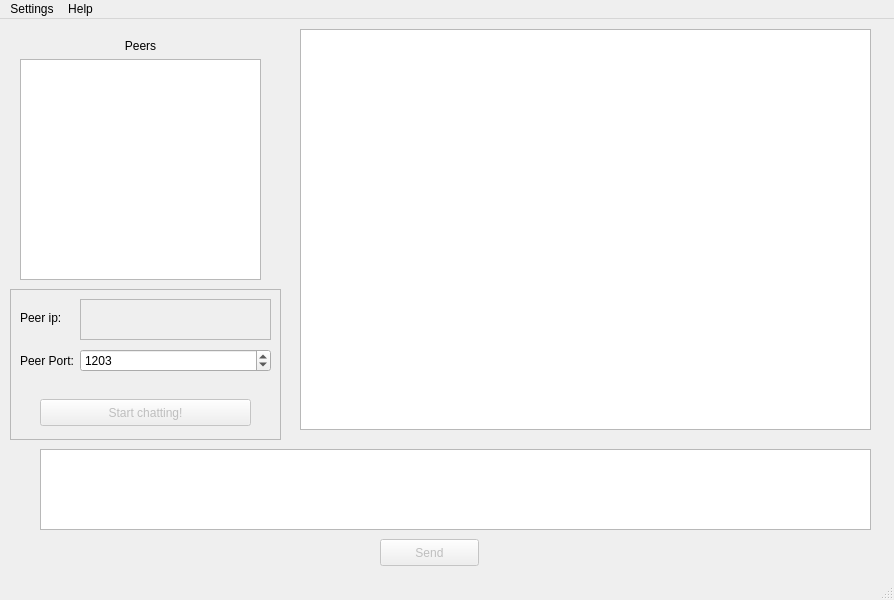
First picture: the form in I2I/MainWindow.ui, repository Aspirisha/au-softdes, before the edit.
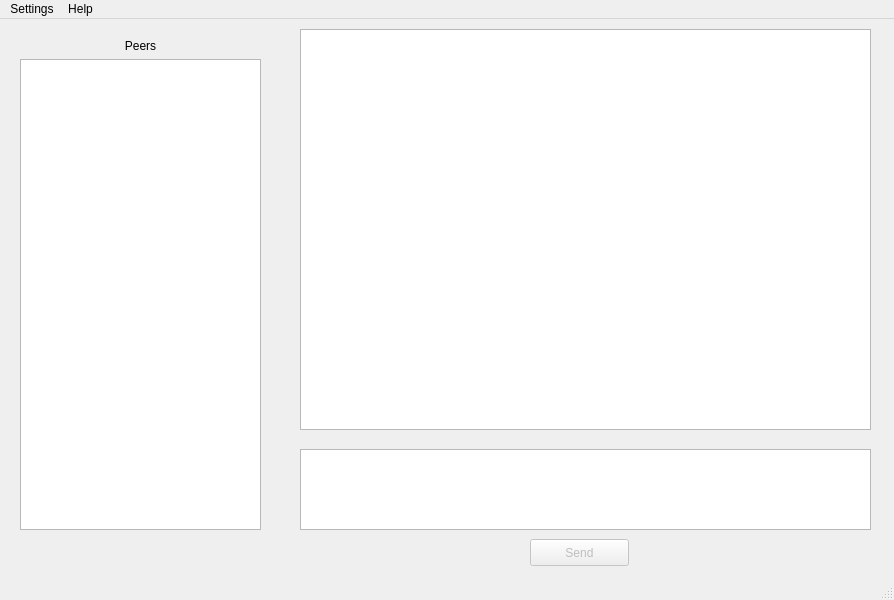
Second picture: the form after the edit. Custom widgets are drawn as their Qt base class.

The edit to the form file:
```diff
--- a/I2I/MainWindow.ui
+++ b/I2I/MainWindow.ui
@@ -26,9 +26,9 @@
     </property>
     <property name="geometry">
      <rect>
-      <x>40</x>
+      <x>300</x>
       <y>430</y>
-      <width>831</width>
+      <width>571</width>
       <height>81</height>
      </rect>
     </property>
@@ -39,7 +39,7 @@
     </property>
     <property name="geometry">
      <rect>
-      <x>380</x>
+      <x>530</x>
       <y>520</y>
       <width>99</width>
       <height>27</height>
@@ -65,7 +65,7 @@
       <x>20</x>
       <y>20</y>
       <width>241</width>
-      <height>241</height>
+      <height>491</height>
      </rect>
     </property>
     <layout class="QVBoxLayout" name="verticalLayout">
@@ -84,104 +84,6 @@
      </item>
     </layout>
    </widget>
-   <widget class="QFrame" name="frame">
-    <property name="geometry">
-     <rect>
-      <x>10</x>
-      <y>270</y>
-      <width>271</width>
-      <height>151</height>
-     </rect>
-    </property>
-    <property name="frameShape">
-     <enum>QFrame::StyledPanel</enum>
-    </property>
-    <property name="frameShadow">
-     <enum>QFrame::Raised</enum>
-    </property>
-    <widget class="QLabel" name="label">
-     <property name="geometry">
-      <rect>
-       <x>10</x>
-       <y>20</y>
-       <width>67</width>
-       <height>17</height>
-      </rect>
-     </property>
-     <property name="text">
-      <string>Peer ip:</string>
-     </property>
-    </widget>
-    <widget class="CustomIpEditor" name="peerIp">
-     <property name="geometry">
-      <rect>
-       <x>70</x>
-       <y>10</y>
-       <width>191</width>
-       <height>41</height>
-      </rect>
-     </property>
-     <property name="frameShape">
-      <enum>QFrame::StyledPanel</enum>
-     </property>
-     <property name="frameShadow">
-      <enum>QFrame::Raised</enum>
-     </property>
-    </widget>
-    <widget class="QWidget" name="formLayoutWidget">
-     <property name="geometry">
-      <rect>
-       <x>10</x>
-       <y>60</y>
-       <width>251</width>
-       <height>31</height>
-      </rect>
-     </property>
-     <layout class="QFormLayout" name="formLayout">
-      <item row="0" column="0">
-       <widget class="QLabel" name="label_2">
-        <property name="text">
-         <string>Peer Port:</string>
-        </property>
-       </widget>
-      </item>
-      <item row="0" column="1">
-       <widget class="QSpinBox" name="peerport">
-        <property name="minimum">
-         <number>1025</number>
-        </property>
-        <property name="maximum">
-         <number>65535</number>
-        </property>
-        <property name="value">
-         <number>1203</number>
-        </property>
-       </widget>
-      </item>
-     </layout>
-    </widget>
-    <widget class="QPushButton" name="connect">
-     <property name="enabled">
-      <bool>false</bool>
-     </property>
-     <property name="geometry">
-      <rect>
-       <x>30</x>
-       <y>110</y>
-       <width>211</width>
-       <height>27</height>
-      </rect>
-     </property>
-     <property name="text">
-      <string>Start chatting!</string>
-     </property>
-    </widget>
-   </widget>
-   <zorder>frame</zorder>
-   <zorder>message</zorder>
-   <zorder>send</zorder>
-   <zorder>chat</zorder>
-   <zorder>verticalLayoutWidget</zorder>
   </widget>
   <widget class="QMenuBar" name="menubar">
    <property name="geometry">
@@ -219,17 +121,6 @@
    </property>
   </action>
  </widget>
- <customwidgets>
-  <customwidget>
-   <class>CustomIpEditor</class>
-   <extends>QFrame</extends>
-   <header location="global">CustomIpEditor.h</header>
-   <container>1</container>
-   <slots>
-    <signal>fillChanged(bool)</signal>
-   </slots>
-  </customwidget>
- </customwidgets>
  <resources/>
  <connections>
   <connection>
```
Left out of the diff: 47 changed lines with no effect on the pictures.
